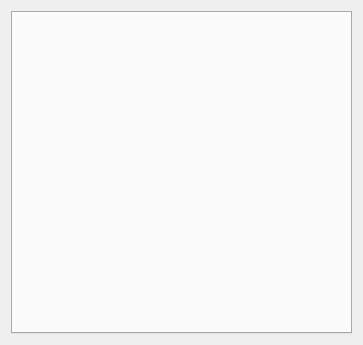
Above: src/client/widgetchatwindow.ui from wayt/Skypy before the change. Below: the same form after it.
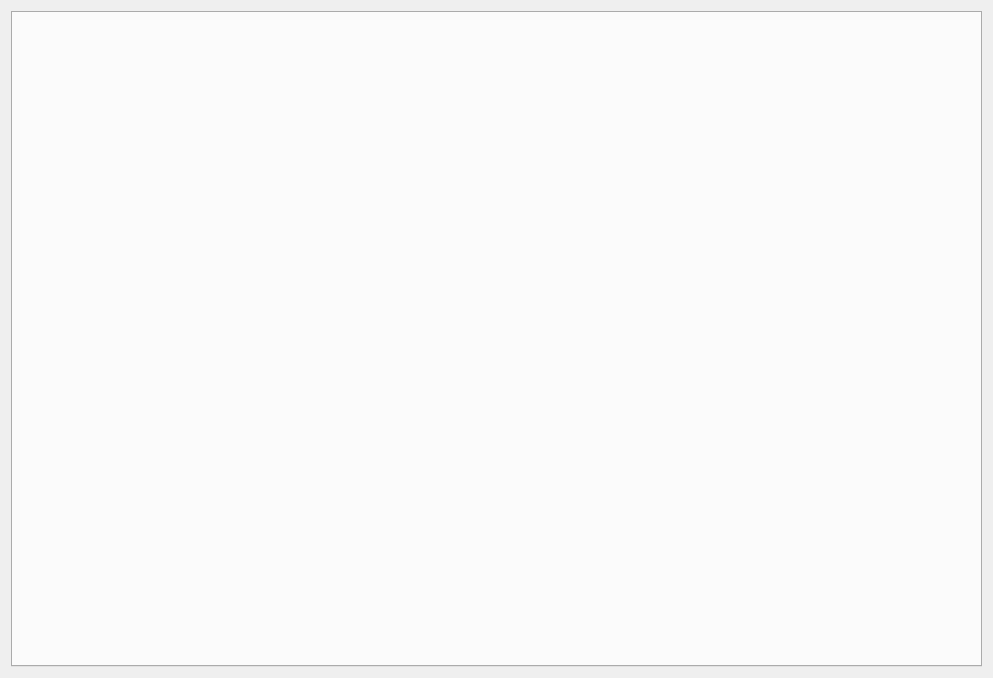
That is the form after the change.

Diff of the .ui file:
```diff
--- a/src/client/widgetchatwindow.ui
+++ b/src/client/widgetchatwindow.ui
@@ -6,8 +6,8 @@
    <rect>
     <x>0</x>
     <y>0</y>
-    <width>363</width>
-    <height>345</height>
+    <width>993</width>
+    <height>678</height>
    </rect>
   </property>
   <property name="windowTitle">
```
